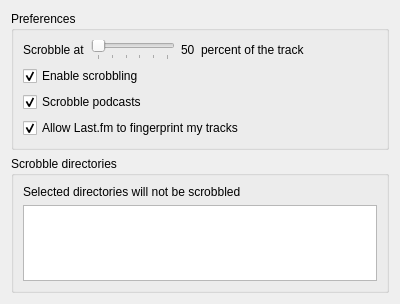
Above: app/client/Settings/ScrobbleSettingsWidget.ui from mutecypher/lastfm-desktop before the change. Below: the same form after it.
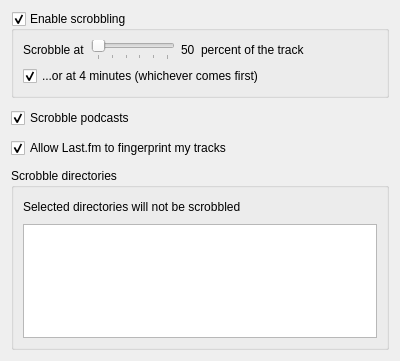
That is the form after the change. Custom widgets are drawn as their Qt base class.

Commit message: Add a setting to turn on and off the 4 minute max scrobble point. Also: - The scrobble point and 4 minute max now take affect on the current track - Scrobble settings dialog updated. Still looks a bit terrible though.

What changed in the file:
```diff
--- a/app/client/Settings/ScrobbleSettingsWidget.ui
+++ b/app/client/Settings/ScrobbleSettingsWidget.ui
@@ -7,19 +7,25 @@
     <x>0</x>
     <y>0</y>
     <width>400</width>
-    <height>304</height>
+    <height>361</height>
    </rect>
   </property>
   <property name="windowTitle">
    <string notr="true">Form</string>
   </property>
   <layout class="QVBoxLayout" name="verticalLayout">
+   <property name="spacing">
+    <number>10</number>
+   </property>
    <item>
-    <widget class="QGroupBox" name="groupBox">
+    <widget class="QGroupBox" name="scrobblingOn">
      <property name="title">
-      <string>Preferences</string>
+      <string>Enable scrobbling</string>
      </property>
-     <layout class="QVBoxLayout" name="verticalLayout_3">
+     <property name="checkable">
+      <bool>true</bool>
+     </property>
+     <layout class="QVBoxLayout" name="verticalLayout_4">
       <item>
        <layout class="QHBoxLayout" name="horizontalLayout">
         <item>
@@ -84,13 +90,16 @@
        </layout>
       </item>
       <item>
-       <widget class="QCheckBox" name="scrobblingOn">
+       <widget class="QCheckBox" name="enfocreScrobbleTimeMax">
         <property name="text">
-         <string>Enable scrobbling</string>
+         <string>...or at 4 minutes (whichever comes first)</string>
         </property>
         <property name="checked">
          <bool>true</bool>
         </property>
+       </widget>
+      </item>
+     </layout>
        </widget>
       </item>
       <item>
@@ -119,15 +128,18 @@
         </property>
        </widget>
       </item>
-     </layout>
-    </widget>
-   </item>
    <item>
     <widget class="QGroupBox" name="directoriesBox">
      <property name="title">
       <string>Scrobble directories</string>
      </property>
      <layout class="QVBoxLayout" name="verticalLayout_2">
+      <property name="spacing">
+       <number>10</number>
+      </property>
+      <property name="topMargin">
+       <number>12</number>
+      </property>
       <item>
        <widget class="QLabel" name="directoriesLabel">
         <property name="text">
```
Lines whose indentation alone changed are shown as unchanged. The commit also changes 6 other files.
